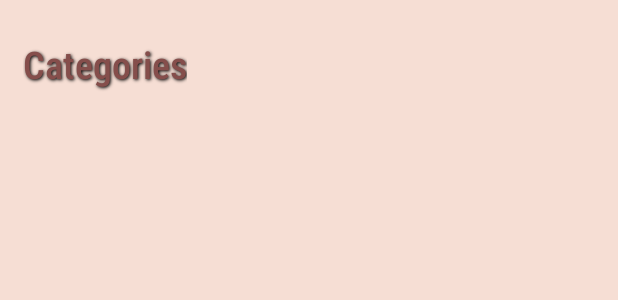
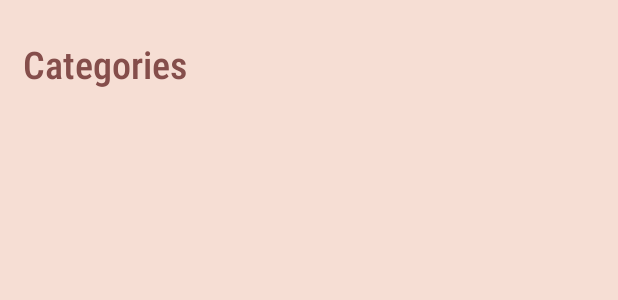
Before and after one commit to Muragul/RecipeApp, an Android app: the layout activity_bar.xml on its own in the app's theme, with its tools: preview values and no code run, on a phone screen of 412 x 824 dp. Shown: the top 300 px of the screen. Run offline under Robolectric (Android 15) with nearby library versions, the phone set to English and light mode, and no system bars.

Commit message:
fix: layout

```diff
--- a/app/src/main/res/layout/activity_bar.xml
+++ b/app/src/main/res/layout/activity_bar.xml
@@ -28,10 +28,6 @@
             android:layout_marginTop="@dimen/out_margin"
             android:fontFamily="sans-serif-condensed-medium"
             android:paddingBottom="@dimen/out_margin"
-            android:shadowColor="@android:color/black"
-            android:shadowDx="1"
-            android:shadowDy="1"
-            android:shadowRadius="2"
             android:text="@string/bar_top_text"
             android:textColor="@color/colorCoffeeBrown"
             android:textSize="@dimen/header" />
--- a/app/src/main/res/layout/activity_food.xml
+++ b/app/src/main/res/layout/activity_food.xml
@@ -23,10 +23,6 @@
 
     <TextView
         android:id="@+id/header"
-        android:shadowColor="@android:color/black"
-        android:shadowDx="1"
-        android:shadowDy="1"
-        android:shadowRadius="2"
         android:layout_width="wrap_content"
         android:layout_height="wrap_content"
         android:layout_marginStart="@dimen/inner_margin"
```
Also changed, not shown: app/src/main/java/com/example/recipeapp/data/model/user/SavedRecipeList.kt (added, +35 -0 lines), app/src/main/res/drawable/saved_icon.png (added).
